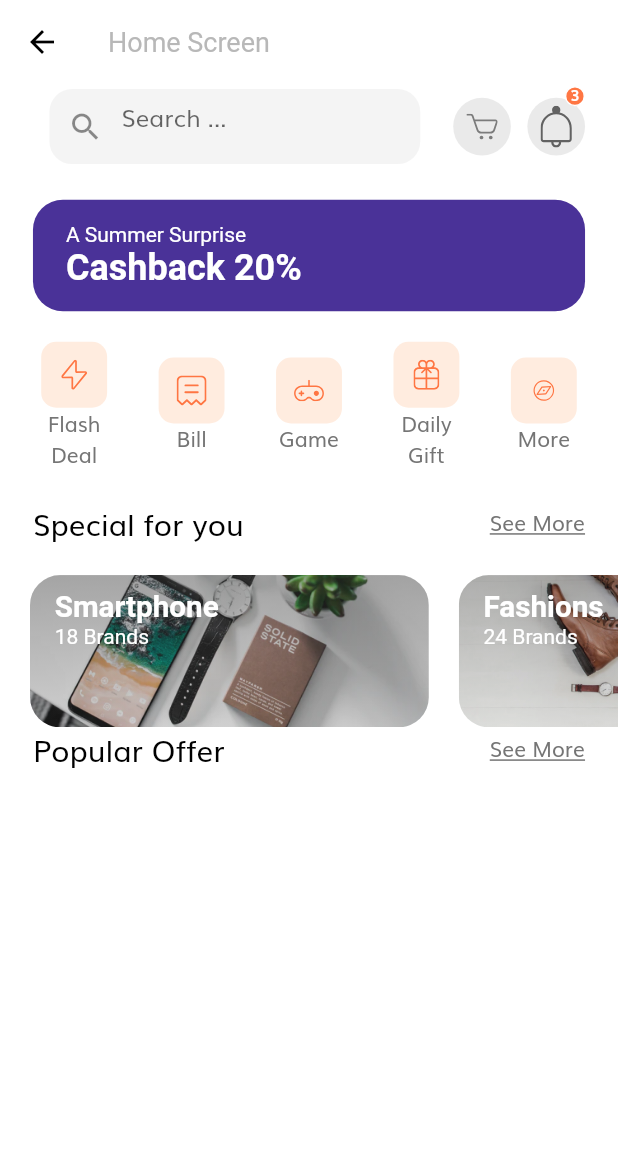
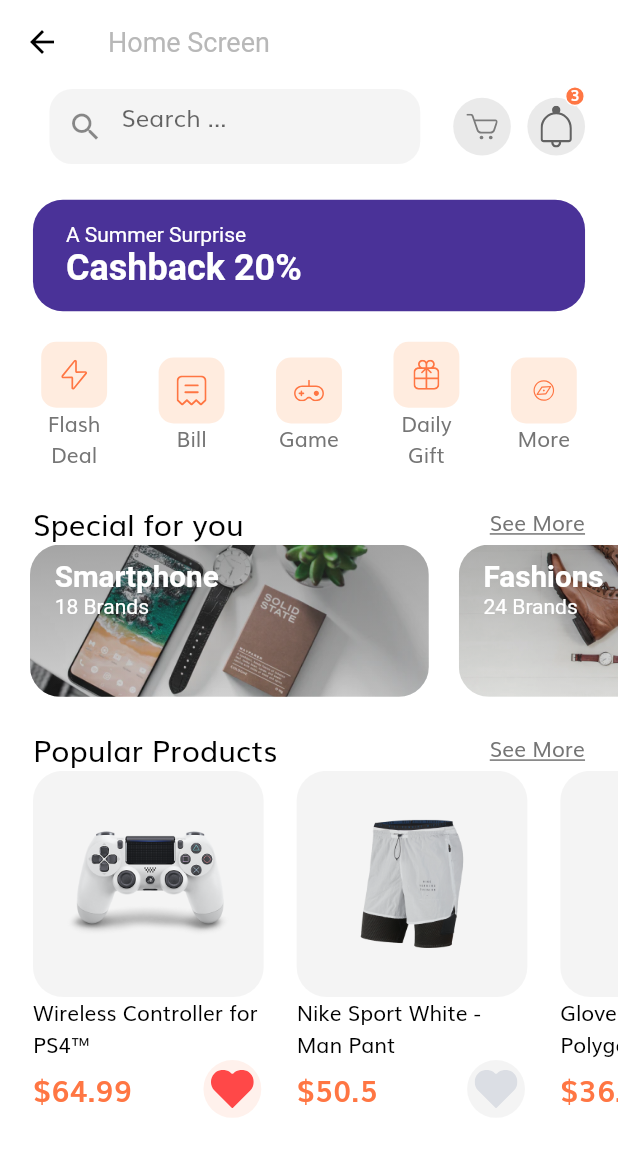
Before and after one commit to M-Farjad/Flutter-Ecommerce, a Flutter app: the LoginSuccesScreen screen opened by its route, after a tap on "Back To Home", on a phone screen of 412 x 824 dp. Shown: the top 1157 px of the screen. Run offline on Flutter 3.47's test engine with Material 2 defaults, Android fonts, the phone set to English and light mode, and no system bars; our stand-ins replace email_validator, flutter_svg; missing offline and left inert: dart:js_util.

```diff
--- /dev/null
+++ b/lib/components/product_card.dart
@@ -0,0 +1,89 @@
+import 'package:flutter/material.dart';
+import 'package:flutter_svg/svg.dart';
+
+import '../constants.dart';
+import '../models/product.dart';
+import '../size_config.dart';
+
+class ProductCard extends StatelessWidget {
+  const ProductCard({
+    Key? key,
+    this.width = 140,
+    this.aspectRatio = 1.02,
+    required this.product,
+    required this.press,
+
+    // required this.img,
+    // required this.title,
+    // required this.price,
+  }) : super(key: key);
+  // final String img, title;
+  // final double price;
+  final double width, aspectRatio;
+  final Product product;
+  final GestureTapCallback press;
+  @override
+  Widget build(BuildContext context) {
+    return Padding(
+      padding: EdgeInsets.only(left: getProportionateScreenWidth(20)),
+      child: GestureDetector(
+        onTap: press,
+        child: SizedBox(
+          width: getProportionateScreenWidth(width),
+          child: Column(
+            children: [
+              AspectRatio(
+                aspectRatio: aspectRatio,
+                child: Container(
+                  padding: EdgeInsets.all(getProportionateScreenWidth(20)),
+                  decoration: BoxDecoration(
+                      color: kSecondaryColor.withOpacity(0.1),
+                      borderRadius: BorderRadius.circular(20)),
+                  child: Image.asset(product.images[0]),
+                ),
+              ),
+              Text(
+                product.title,
+                style: TextStyle(
+                  color: Colors.black,
+                ),
+              ),
+              Row(
+                mainAxisAlignment: MainAxisAlignment.spaceBetween,
+                children: [
+                  Text(
+                    '\$${product.price}',
+                    style: TextStyle(
+                        fontWeight: FontWeight.w600,
+                        fontSize: getProportionateScreenWidth(18),
+                        color: kPrimaryColor),
+                  ),
+                  InkWell(
+                    onTap: () {},
+                    // radius: 40,
+                    borderRadius: BorderRadius.circular(40),
+                    child: Container(
+                        padding: EdgeInsets.all(getProportionateScreenWidth(6)),
+                        width: getProportionateScreenWidth(38),
+                        height: getProportionateScreenHeight(38),
+                        decoration: BoxDecoration(
+                            color: product.isFavourite
+                                ? kPrimaryColor.withOpacity(0.1)
+                                : kSecondaryColor.withOpacity(0.1),
+                            shape: BoxShape.circle),
+                        child: SvgPicture.asset(
+                          'assets/icons/Heart Icon_2.svg',
+                          color: product.isFavourite
+                              ? Color(0xFFFF4848)
+                              : Color(0xFFDBDEE4),
+                        )),
+                  )
+                ],
+              )
+            ],
+          ),
+        ),
+      ),
+    );
+  }
+}
--- a/lib/models/product.dart
+++ b/lib/models/product.dart
@@ -76,7 +76,7 @@
     title: "Gloves XC Omega - Polygon",
     price: 36.55,
     description: description,
-    rating: 4.1,
+    rating: 4.3,
     isFavourite: true,
     isPopular: true,
   ),
--- a/lib/routes.dart
+++ b/lib/routes.dart
@@ -1,4 +1,5 @@
 import 'package:ecommerce/screens/complete_profile/complete_profile_screen.dart';
+import 'package:ecommerce/screens/details/details_screen.dart';
 import 'package:ecommerce/screens/forgot_password/forgot_password_screen.dart';
 import 'package:ecommerce/screens/home/home_screen.dart';
 import 'package:ecommerce/screens/login_screen/login_success_screen.dart';
@@ -20,4 +21,5 @@
   CompleteProfile.routeName: (context) => const CompleteProfile(),
   OTPScreen.routeName: (context) => const OTPScreen(),
   HomeScreen.routeName: (context) => const HomeScreen(),
+  DetailsScreen.routeName: (context) => const DetailsScreen(),
 };
--- /dev/null
+++ b/lib/screens/details/components/body.dart
@@ -0,0 +1,17 @@
+import 'package:flutter/material.dart';
+
+class Body extends StatefulWidget {
+  const Body({super.key});
+
+  @override
+  State<Body> createState() => _BodyState();
+}
+
+class _BodyState extends State<Body> {
+  @override
+  Widget build(BuildContext context) {
+    return SafeArea(
+      child: Text('Hello'),
+    );
+  }
+}
--- a/lib/screens/home/components/body.dart
+++ b/lib/screens/home/components/body.dart
@@ -1,9 +1,14 @@
+import 'package:ecommerce/constants.dart';
+import 'package:ecommerce/models/product.dart';
 import 'package:ecommerce/screens/home/components/section_title.dart';
 import 'package:ecommerce/size_config.dart';
 import 'package:flutter/material.dart';
+import 'package:flutter_svg/flutter_svg.dart';
+import '../../../components/product_card.dart';
 import 'categories.dart';
 import 'discount_banner.dart';
 import 'homeHeader.dart';
+import 'popular_products.dart';
 import 'special_offers.dart';
 
 class Body extends StatefulWidget {
@@ -25,9 +30,9 @@
             discountBanner(),
             SizedBox(height: getProportionateScreenHeight(20)),
             Categories(),
+            SpecialOffers(),
             SizedBox(height: getProportionateScreenHeight(20)),
-            SpecialOffers(),
-            SectionTitle(text: 'Popular Offer', press: () {}),
+            PopularProducts(),
           ],
         ),
       ),
--- /dev/null
+++ b/lib/screens/home/components/popular_products.dart
@@ -0,0 +1,47 @@
+import 'package:ecommerce/screens/details/details_screen.dart';
+import 'package:flutter/material.dart';
+import '../../../components/product_card.dart';
+import '../../../models/product.dart';
+import '../../../size_config.dart';
+import 'section_title.dart';
+
+class PopularProducts extends StatelessWidget {
+  const PopularProducts({
+    Key? key,
+  }) : super(key: key);
+
+  @override
+  Widget build(BuildContext context) {
+    return Column(
+      children: [
+        SectionTitle(text: 'Popular Products', press: () {}),
+        SingleChildScrollView(
+          scrollDirection: Axis.horizontal,
+          child: Row(
+            children: [
+              ...List.generate(
+                demoProducts.length,
+                (index) => ProductCard(
+                  product: demoProducts[index],
+                  press: () => Navigator.pushNamed(
+                    context,
+                    DetailsScreen.routeName,
+                    arguments:
+                        DetailsProductArguements(product: demoProducts[index]),
+                  ),
+                ),
+              ),
+              SizedBox(
+                width: getProportionateScreenWidth(20),
+              )
+              // img: demoProduct[0].images[0],
+              // title: demoProduct[0].title,
+              // price: demoProduct[0].price,
+              // press: () {},
+            ],
+          ),
+        ),
+      ],
+    );
+  }
+}
--- a/lib/screens/home/components/special_offers.dart
+++ b/lib/screens/home/components/special_offers.dart
@@ -12,8 +12,8 @@
   Widget build(BuildContext context) {
     return Column(
       children: [
+        SizedBox(height: getProportionateScreenHeight(20)),
         SectionTitle(press: () {}, text: 'Special for you'),
-        SizedBox(height: getProportionateScreenHeight(20)),
         SingleChildScrollView(
           scrollDirection: Axis.horizontal,
           child: Row(
```
Also changed, not shown: lib/components/roun_icn_btn.dart (added, +40 -0 lines), lib/screens/details/components/custom_app_bar.dart (added, +48 -0 lines), lib/screens/details/details_screen.dart (added, +32 -0 lines).
